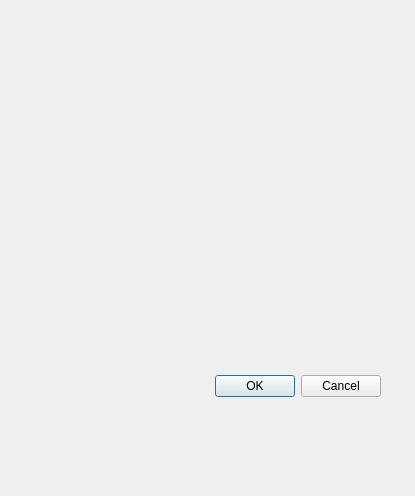
First picture: the form in Cars/commoncardialog.ui, repository Sakton/CONVEYANCE_QV1, before the edit.
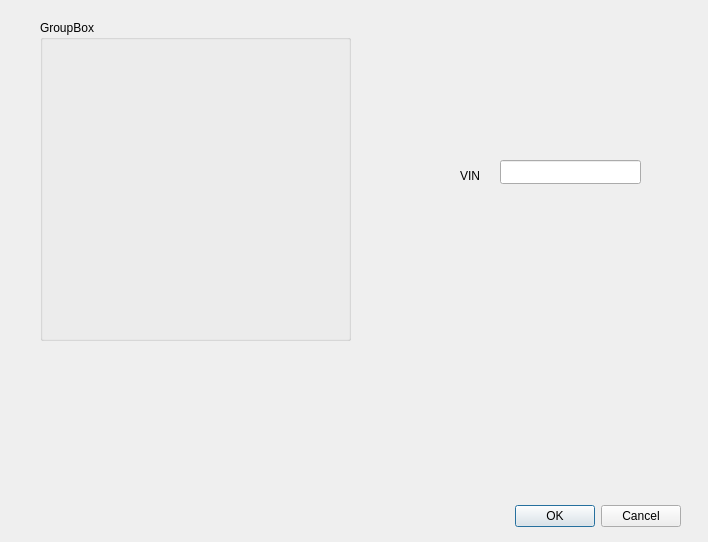
Second picture: the form after the edit.

```diff
--- a/Cars/commoncardialog.ui
+++ b/Cars/commoncardialog.ui
@@ -6,8 +6,8 @@
    <rect>
     <x>0</x>
     <y>0</y>
-    <width>415</width>
-    <height>496</height>
+    <width>708</width>
+    <height>542</height>
    </rect>
   </property>
   <property name="windowTitle">
@@ -16,9 +16,9 @@
   <widget class="QDialogButtonBox" name="buttonBox">
    <property name="geometry">
     <rect>
-     <x>40</x>
-     <y>370</y>
-     <width>341</width>
+     <x>50</x>
+     <y>500</y>
+     <width>631</width>
      <height>32</height>
     </rect>
    </property>
@@ -29,6 +29,42 @@
     <set>QDialogButtonBox::Cancel|QDialogButtonBox::Ok</set>
    </property>
   </widget>
+  <widget class="QGroupBox" name="groupBox">
+   <property name="geometry">
+    <rect>
+     <x>40</x>
+     <y>20</y>
+     <width>311</width>
+     <height>321</height>
+    </rect>
+   </property>
+   <property name="title">
+    <string>GroupBox</string>
+   </property>
+  </widget>
+  <widget class="QLabel" name="label">
+   <property name="geometry">
+    <rect>
+     <x>460</x>
+     <y>160</y>
+     <width>41</width>
+     <height>31</height>
+    </rect>
+   </property>
+   <property name="text">
+    <string>VIN</string>
+   </property>
+  </widget>
+  <widget class="QLineEdit" name="lineEdit">
+   <property name="geometry">
+    <rect>
+     <x>500</x>
+     <y>160</y>
+     <width>141</width>
+     <height>24</height>
+    </rect>
+   </property>
+  </widget>
  </widget>
  <resources/>
  <connections>
```
